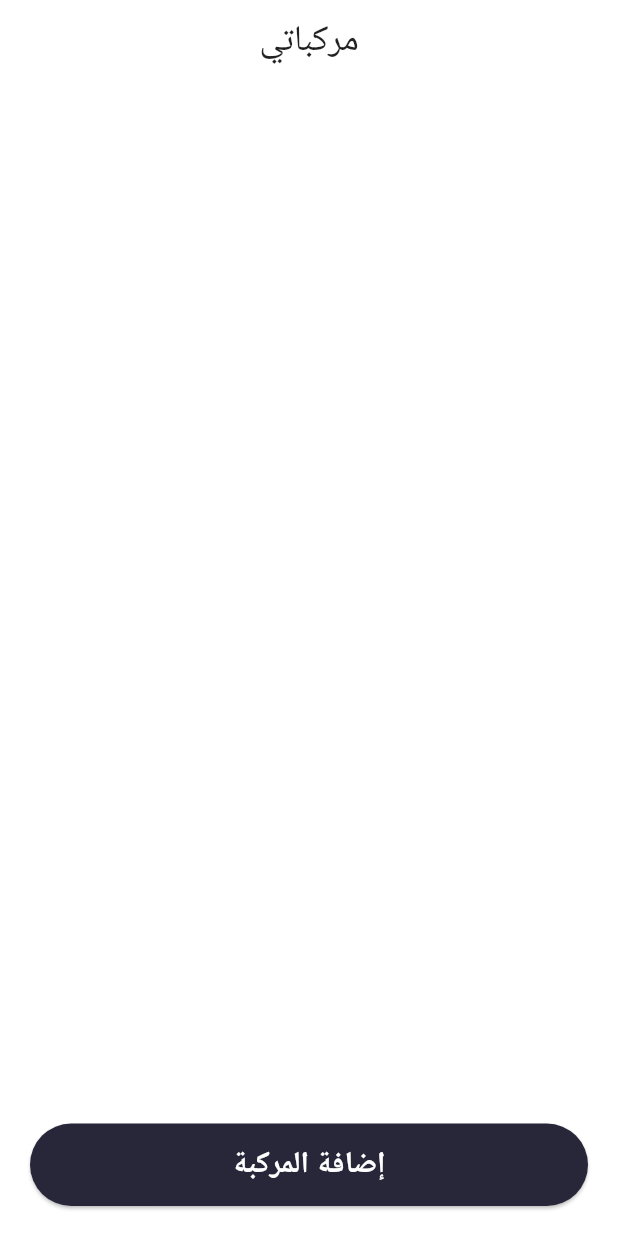
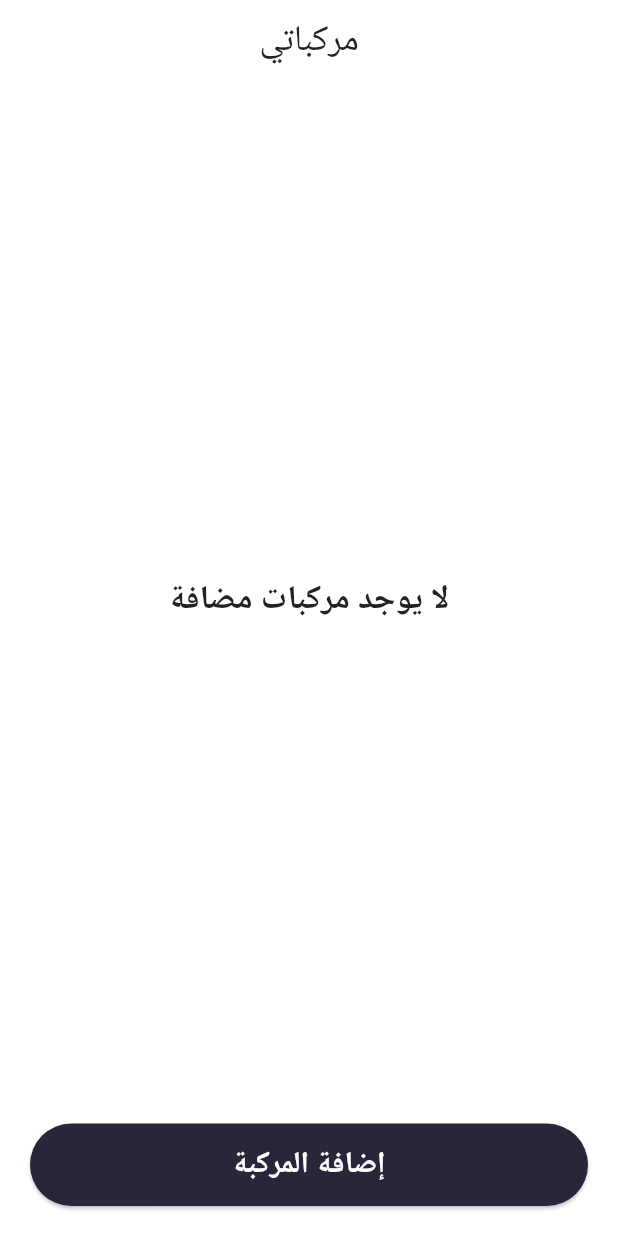
Before and after one commit to diaaAlterh/vehicles, a Flutter app: the MyVehiclesPage screen opened directly, on a phone screen of 412 x 824 dp. Run offline on Flutter 3.47's test engine with Material 2 defaults, Android fonts, the light colour scheme and no system bars; our stand-ins replace dio, flutter_image_compress, get, google_fonts, image_picker, shared_preferences; accounts and stored records are empty; network calls fail; Roboto replaces fonts that are missing (Tajawal).

Commit message:
go to home page after register

```diff
--- a/lib/src/core/utils/helpers/messages.dart
+++ b/lib/src/core/utils/helpers/messages.dart
@@ -46,6 +46,7 @@ class Messages extends Translations {
           "model_validation_error": "الموديل يجب ان يكون 3 أحرف على الأقل",
           "plate_validation_error": "رفم اللوحة يجب ان يكون 6 أحرف على الأقل",
           "images_validation_error": "عدد الصور يجب ان يكون 5 على الأقل",
+          "no_vehicles": "لا يوجد مركبات مضافة",
         },
       };
 }
--- a/lib/src/features/auth/logic/auth_controller.dart
+++ b/lib/src/features/auth/logic/auth_controller.dart
@@ -51,6 +51,7 @@ class AuthController extends GetxController {
       SharedPreferencesManager.save(
           SharedPreferencesKeys.token, authModelResponse.data?.token ?? '');
       isLoading.value = false;
+      Get.off(() => const MyVehiclesPage());
     } on DioException catch (error) {
       isLoading.value = false;
       errorMessage.value = errorParser(error);
--- a/lib/src/features/vehicle/pages/my_vehicles_page.dart
+++ b/lib/src/features/vehicle/pages/my_vehicles_page.dart
@@ -48,7 +48,8 @@ class _MyVehiclesPageState extends State<MyVehiclesPage> {
           return Column(
             children: [
               Expanded(
-                child: ListView.separated(
+                child: (vehicles.isNotEmpty)
+                    ? ListView.separated(
                         padding: const EdgeInsets.all(20),
                         itemBuilder: (context, index) {
                           final vehicle = vehicles[index];
@@ -56,14 +57,23 @@ class _MyVehiclesPageState extends State<MyVehiclesPage> {
                             key: Key(vehicle.id.toString()),
                             vehicle: vehicle,
                             isSelected: vehicle.id == selectedVehicleId,
-                      onPressed: () =>
-                          vehicleController.selectVehicle(id: vehicle.id ?? 1),
+                            onPressed: () => vehicleController.selectVehicle(
+                                id: vehicle.id ?? 1),
                           );
                         },
                         separatorBuilder: (context, index) => const SizedBox(
                           height: 20,
                         ),
                         itemCount: vehicles.length,
+                      )
+                    : Center(
+                      child: Text(
+                          'no_vehicles'.tr,
+                          style: Theme.of(context)
+                              .textTheme
+                              .titleLarge
+                              ?.copyWith(fontWeight: FontWeight.w700),
+                        ),
                     ),
               ),
               const SizedBox(height: 80),
```
Lines whose indentation alone changed are shown as unchanged.
